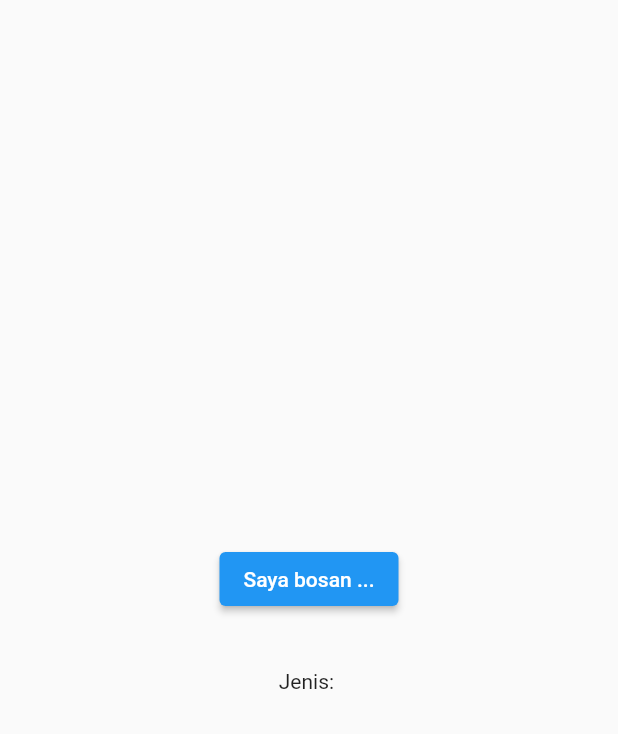
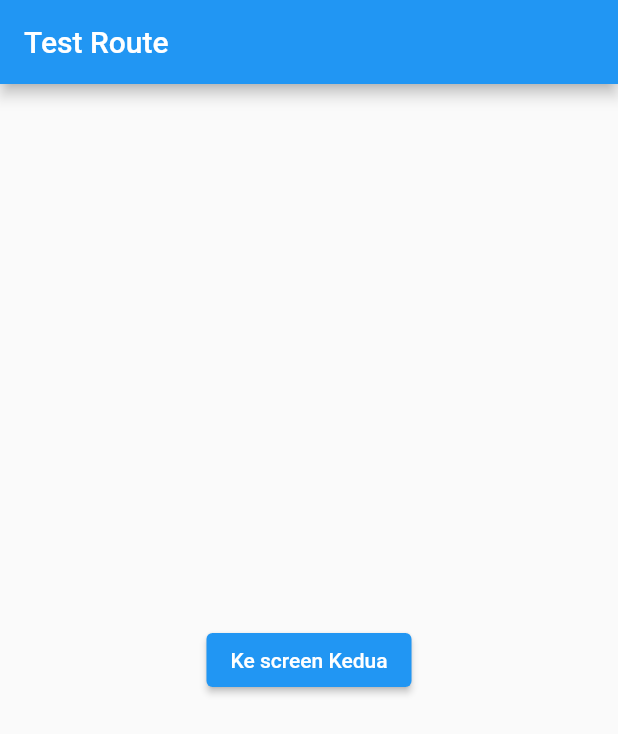
Before and after one commit to Amzar123/kuis-provis-2, a Flutter app: the screen it shows after launch, on a phone screen of 412 x 824 dp. Shown: the top 734 px of the screen. Run offline on Flutter 3.47's test engine with Material 2 defaults, Android fonts, the phone set to English and light mode, and no system bars.

Commit message:
implement route

```diff
--- a/lib/main.dart
+++ b/lib/main.dart
@@ -1,37 +1,9 @@
-import 'package:flutter_bloc/flutter_bloc.dart';
 import 'package:flutter/material.dart';
-import 'package:http/http.dart' as http;
-import 'dart:convert';
-import 'dart:developer' as developer;
+import 'second_screen.dart';
 
-class ActivityModel {
-  String aktivitas;
-  String jenis;
-  ActivityModel({required this.aktivitas, required this.jenis}); //constructor
+void main() {
+  runApp(const MyApp());
 }
-
-class ActivityCubit extends Cubit<ActivityModel> {
-  String url = "https://www.boredapi.com/api/activity";
-  ActivityCubit() : super(ActivityModel(aktivitas: "", jenis: ""));
-
-  //map dari json ke atribut
-  void setFromJson(Map<String, dynamic> json) {
-    String aktivitas = json['activity'];
-    String jenis = json['type'];
-    emit(ActivityModel(aktivitas: aktivitas, jenis: jenis));
-  }
-
-  void fetchData() async {
-    final response = await http.get(Uri.parse(url));
-    if (response.statusCode == 200) {
-      setFromJson(jsonDecode(response.body));
-    } else {
-      throw Exception('Gagal load');
-    }
-  }
-}
-
-void main() => runApp(const MyApp());
 
 class MyApp extends StatelessWidget {
   const MyApp({Key? key}) : super(key: key);
@@ -39,49 +11,31 @@ class MyApp extends StatelessWidget {
   @override
   Widget build(BuildContext context) {
     return MaterialApp(
-      home: BlocProvider(
-        create: (_) => ActivityCubit(),
-        child: const HalamanUtama(),
-      ),
+      title: 'Test Route',
+      routes: {
+        '/': (context) => const MyHome(),
+        '/layar2': (context) => const LayarKedua()
+      },
     );
   }
 }
 
-class HalamanUtama extends StatelessWidget {
-  const HalamanUtama({Key? key}) : super(key: key);
+//perlu  dipisah karena Navigator perlu punya parent Material App
+class MyHome extends StatelessWidget {
+  const MyHome({Key? key}) : super(key: key);
+
   @override
-  Widget build(Object context) {
-    return MaterialApp(
-        home: Scaffold(
+  Widget build(BuildContext context) {
+    return Scaffold(
+      appBar: AppBar(
+        title: const Text('Test Route'),
+      ),
       body: Center(
-        child: Column(mainAxisAlignment: MainAxisAlignment.center, children: [
-          BlocBuilder<ActivityCubit, ActivityModel>(
-            buildWhen: (previousState, state) {
-              developer.log("${previousState.aktivitas} -> ${state.aktivitas}",
-                  name: 'logyudi');
-              return true;
-            },
-            builder: (context, aktivitas) {
-              return Center(
-                  child: Column(
-                      mainAxisAlignment: MainAxisAlignment.center,
-                      children: [
-                    Padding(
-                      padding: const EdgeInsets.only(bottom: 20),
-                      child: ElevatedButton(
-                        onPressed: () {
-                          context.read<ActivityCubit>().fetchData();
-                        },
-                        child: const Text("Saya bosan ..."),
-                      ),
-                    ),
-                    Text(aktivitas.aktivitas),
-                    Text("Jenis: ${aktivitas.jenis}")
-                  ]));
-            },
-          ),
-        ]),
-      ),
-    ));
+          child: ElevatedButton(
+              child: const Text('Ke screen Kedua'),
+              onPressed: () {
+                Navigator.of(context).pushNamed("/layar2");
+              })),
+    );
   }
 }
```
Also changed, not shown: lib/second_screen.dart (added, +20 -0 lines).
